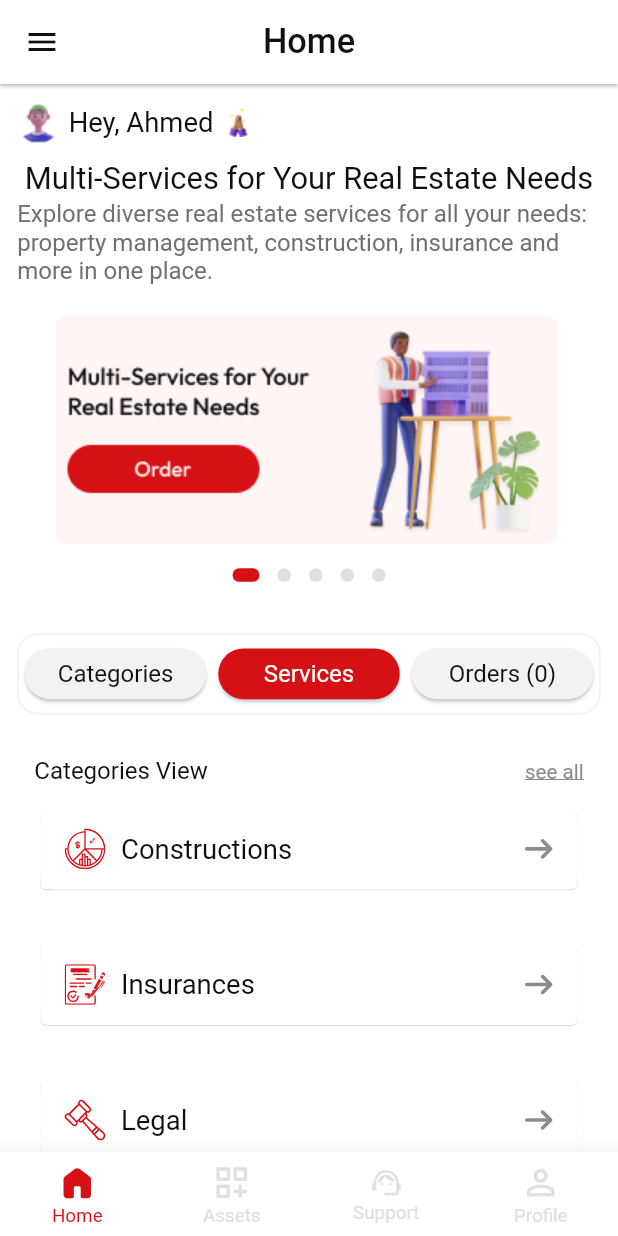
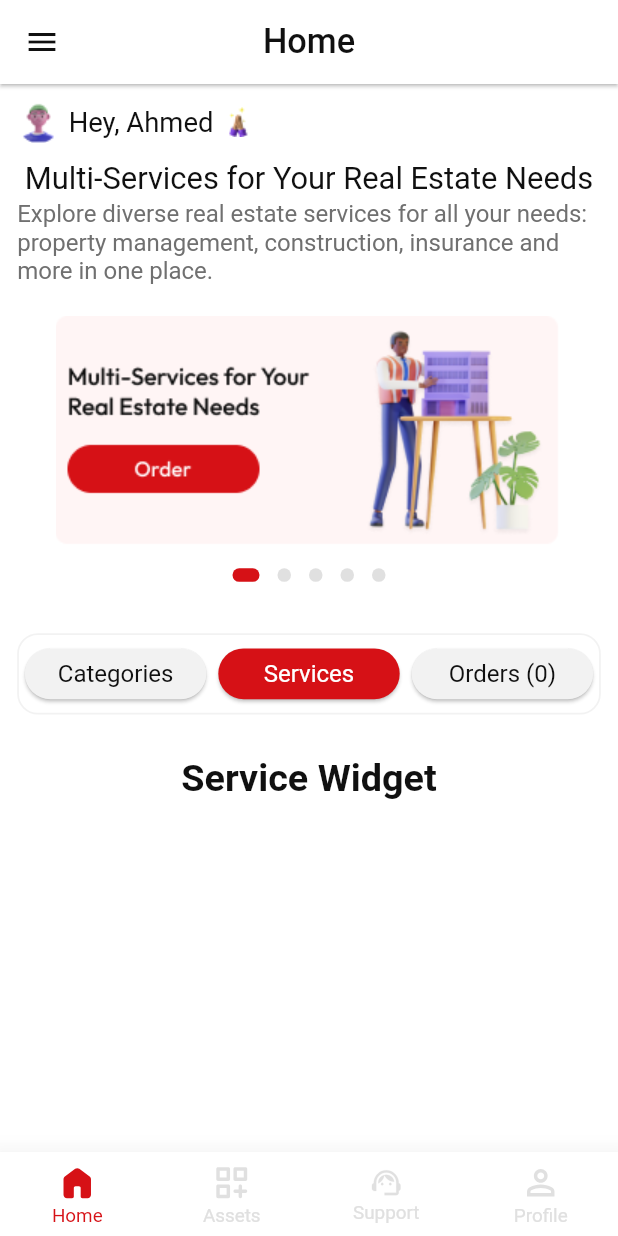
Before and after one commit to MohamedHassan275/task_dshboard_app, a Flutter app: the screen it shows after launch, after a tap on "Services", on a phone screen of 412 x 824 dp. Run offline on Flutter 3.47's test engine with Material 2 defaults, Android fonts, the phone set to English and light mode, and no system bars; drawn by our look-alikes of carousel_slider, dots_indicator; our stand-ins replace bloc, flutter_bloc, flutter_screenutil, flutter_svg; Roboto replaces fonts that are missing (Cairo); project files that could hold a hidden picture were left out.

Commit message:
create bottom navigation bar and dashboard screen

```diff
--- a/lib/app/my_app.dart
+++ b/lib/app/my_app.dart
@@ -4,7 +4,7 @@ import 'package:flutter_screenutil/flutter_screenutil.dart';
 import 'package:task_dshboard_app/moduels/dashboard_screen/view/dashboard_screen.dart';
 import 'package:task_dshboard_app/moduels/home_main_screen/cubit/home_main_cubit.dart';
 
-import '../moduels/home_main_screen/home_main_screen.dart';
+import '../moduels/home_main_screen/view/home_main_screen.dart';
 
 class MyApp extends StatefulWidget {
 
--- a/lib/moduels/dashboard_screen/view/dashboard_screen.dart
+++ b/lib/moduels/dashboard_screen/view/dashboard_screen.dart
@@ -3,6 +3,8 @@ import 'package:flutter/material.dart';
 import 'package:flutter_screenutil/flutter_screenutil.dart';
 import 'package:flutter_svg/svg.dart';
 import 'package:task_dshboard_app/moduels/dashboard_screen/view/widget/category_home_widget.dart';
+import 'package:task_dshboard_app/moduels/dashboard_screen/view/widget/order_home_widget.dart';
+import 'package:task_dshboard_app/moduels/dashboard_screen/view/widget/service_home_widget.dart';
 import 'package:task_dshboard_app/moduels/dashboard_screen/view/widget/slider_widget.dart';
 import '../../../app/app_manger/color_manger.dart';
 import '../../../app/widget/custom_button.dart';
@@ -142,11 +144,21 @@ class _DashboardScreenState extends State<DashboardScreen> {
                   ],
                 ),),
                 SizedBox(height: 25.h,),
-                const Expanded(
+                  Expanded(
                     child: SingleChildScrollView(
                       child: Column(
                         children: [
-                          CategoryHomeWidget()
+                          Visibility(
+                             visible: isCategorySelected == true,
+                              child: const CategoryHomeWidget()),
+                          Visibility(
+                             visible: isOrderSelected == true,
+                              child: const OrderHomeWidget()),
+                          Visibility(
+                             visible: isServiceSelected == true,
+                              child: const ServiceHomeWidget()),
+
+
                         ],
                       ),
                     ))
--- a/lib/moduels/dashboard_screen/view/widget/category_home_widget.dart
+++ b/lib/moduels/dashboard_screen/view/widget/category_home_widget.dart
@@ -34,15 +34,15 @@ class _CategoryHomeWidgetState extends State<CategoryHomeWidget> {
           SizedBox(height: 10.h,),
           /// widget category item widget
           categoryItemWidget('assets/images/svg_image/category_constructions_image.svg','Constructions'),
-          SizedBox(height: 25.h,),
+          SizedBox(height: 13.h,),
           categoryItemWidget('assets/images/svg_image/category_insurances_image.svg','Insurances'),
-          SizedBox(height: 25.h,),
+          SizedBox(height: 13.h,),
           categoryItemWidget('assets/images/svg_image/category_legal_image.svg','Legal'),
-          SizedBox(height: 25.h,),
+          SizedBox(height: 13.h,),
           categoryItemWidget('assets/images/svg_image/category_buy_image.svg','Buy & Sell'),
-          SizedBox(height: 25.h,),
+          SizedBox(height: 13.h,),
           categoryItemWidget('assets/images/svg_image/category_account_image.svg','Accounting Services'),
-          SizedBox(height: 15.h,),
+          SizedBox(height: 13.h,),
 
         ],
       ),
--- /dev/null
+++ b/lib/moduels/dashboard_screen/view/widget/service_home_widget.dart
@@ -0,0 +1,38 @@
+
+import 'package:flutter/cupertino.dart';
+import 'package:flutter/material.dart';
+import 'package:flutter_screenutil/flutter_screenutil.dart';
+import 'package:flutter_svg/svg.dart';
+
+import '../../../../app/app_manger/color_manger.dart';
+
+class ServiceHomeWidget extends StatefulWidget {
+  const ServiceHomeWidget({Key? key}) : super(key: key);
+
+  @override
+  State<ServiceHomeWidget> createState() => _ServiceHomeWidgetState();
+}
+
+class _ServiceHomeWidgetState extends State<ServiceHomeWidget> {
+  @override
+  Widget build(BuildContext context) {
+    return Padding(
+      padding: EdgeInsets.symmetric(horizontal: 5.w),
+      child: Column(
+        mainAxisAlignment: MainAxisAlignment.center,
+        crossAxisAlignment: CrossAxisAlignment.center,
+        children: [
+
+          Text('Service Widget',
+              textAlign: TextAlign.center,
+              style: TextStyle(color: AppColors.colorBlack,fontSize: 22.sp,fontWeight: FontWeight.w700)),
+
+          SizedBox(height: 15.h),
+        ],
+      ),
+    );
+  }
+
+
+
+}
--- a/lib/moduels/home_main_screen/home_main_screen.dart
+++ b/lib/moduels/home_main_screen/view/home_main_screen.dart
@@ -4,7 +4,7 @@ import 'package:flutter_bloc/flutter_bloc.dart';
 import 'package:flutter_screenutil/flutter_screenutil.dart';
 import 'package:task_dshboard_app/moduels/home_main_screen/cubit/home_main_cubit.dart';
 
-import '../../app/app_manger/color_manger.dart';
+import '../../../app/app_manger/color_manger.dart';
 
 class HomeMainScreen extends StatefulWidget {
   const HomeMainScreen({Key? key}) : super(key: key);
```
Also changed, not shown: lib/moduels/dashboard_screen/view/widget/order_home_widget.dart (added, +44 -0 lines).
